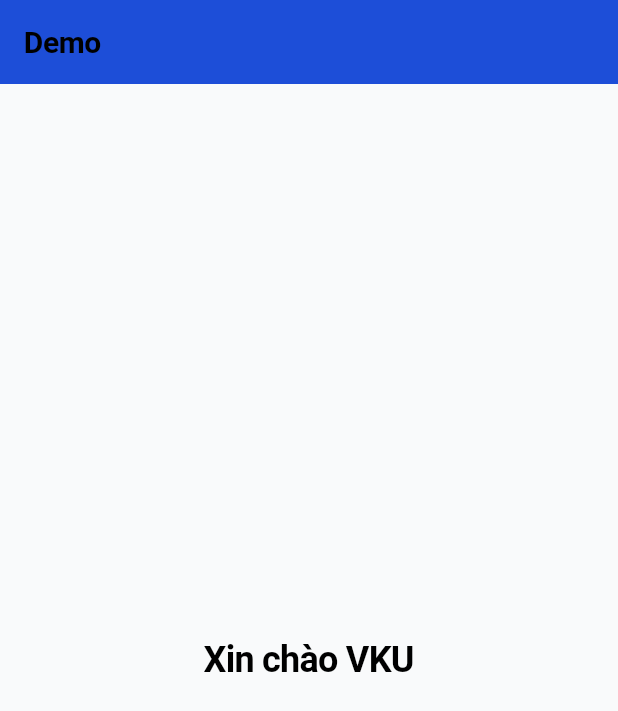
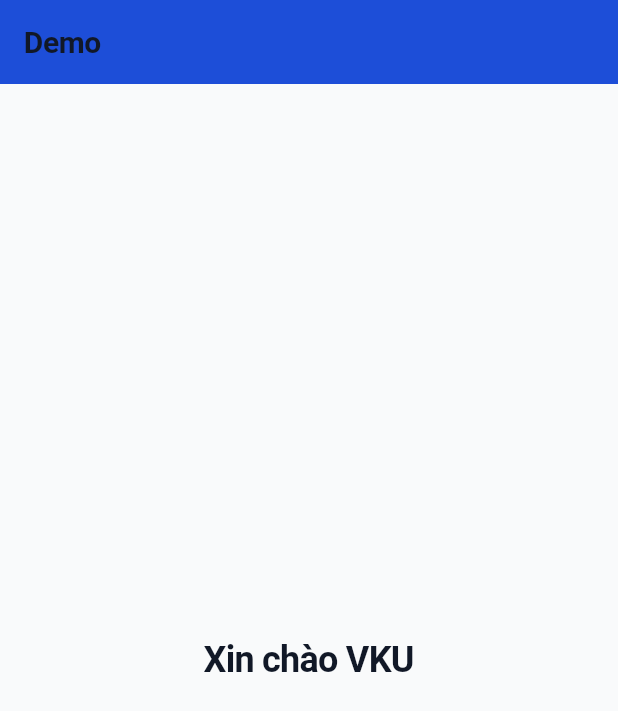
Before and after one commit to tanh11704/event-management-mobile, a Flutter app: the screen it shows after launch, on a phone screen of 412 x 824 dp. Shown: the top 711 px of the screen. Run offline on Flutter 3.47's test engine with Material 3 defaults, Android fonts, the phone set to English and light mode, and no system bars; Roboto replaces fonts that are missing (Poppins).

Commit message:
feat: setup project structure and theme

```diff
--- /dev/null
+++ b/lib/core/config/app_colors.dart
@@ -0,0 +1,59 @@
+import 'package:flutter/rendering.dart';
+
+class AppColors {
+  AppColors._();
+
+  // Primary
+  static const Color vkuBlue = Color(0xFF1D4ED8);
+  static const Color blue50 = Color(0xFFEFF6FF);
+  static const Color blue400 = Color(0xFF60A5FA);
+
+  static LinearGradient get primaryGradient => const LinearGradient(
+    colors: [vkuBlue, blue400],
+    begin: Alignment.topLeft,
+    end: Alignment.bottomRight,
+  );
+
+  // Secondary
+  static const amber400 = Color(0xFFFBBF24);
+  static const amber100 = Color(0xFFFEF3C7);
+  static const amber600 = Color(0xFFD97706);
+  static const amber800 = Color(0xFF92400E);
+
+  static LinearGradient get secondaryGradient => const LinearGradient(
+    colors: [Color(0xFFFBBF24), Color(0xFFFEF3C7)],
+    begin: Alignment.topLeft,
+    end: AlignmentGeometry.bottomRight,
+  );
+
+  // ACCENT
+  static const red500 = Color(0xFFEF4444);
+  static const red100 = Color(0xFFFEE2E2);
+  static const red800 = Color(0xFF991B1B);
+
+  static LinearGradient get accentGradient => const LinearGradient(
+    colors: [Color(0xFFEF4444), Color(0xFFFEE2E2)],
+    begin: Alignment.topLeft,
+    end: AlignmentGeometry.bottomRight,
+  );
+
+  // System
+  static const green500 = Color(0xFF10B981);
+  static const green50 = Color(0xFFECFDF5);
+  static const green800 = Color(0xFF065F46);
+
+  // Neural
+  static const white = Color(0xFFFFFFFF);
+  static const coolGray50 = Color(0xFFF9FAFB);
+  static const coolGray500 = Color(0xFF6B7280);
+  static const coolGray700 = Color(0xFF374151);
+  static const coolGray900 = Color(0xFF111827);
+  static const border = Color(0xFFD1D5DB);
+
+  // BACKGROUND
+  static LinearGradient get background => const LinearGradient(
+    colors: [Color(0xFFEFF6FF), Color(0xFFDBEAFE)],
+    begin: Alignment.topLeft,
+    end: AlignmentGeometry.bottomRight,
+  );
+}
--- /dev/null
+++ b/lib/core/config/app_spacing.dart
@@ -0,0 +1,12 @@
+class AppSpacing {
+  AppSpacing._();
+  static const spaceXS = 4.0;
+
+  static const spaceXM = 8.0;
+
+  static const spaceMD = 16.0;
+
+  static const spaceLG = 24.0;
+
+  static const spaceXL = 32.0;
+}
--- /dev/null
+++ b/lib/core/config/app_text_styles.dart
@@ -0,0 +1,58 @@
+import 'package:event_management/core/config/app_colors.dart';
+import 'package:flutter/cupertino.dart';
+
+class AppTextStyles {
+  AppTextStyles._();
+
+  static const String fontFamily = 'Poppins';
+
+  static const TextStyle _base = TextStyle(
+    fontFamily: fontFamily,
+    color: AppColors.coolGray900,
+  );
+
+  static final TextStyle heading1 = _base.copyWith(
+    fontSize: 24,
+    fontWeight: FontWeight.bold,
+    letterSpacing: -0.5,
+  );
+  static final TextStyle heading2 = _base.copyWith(
+    fontSize: 20,
+    fontWeight: FontWeight.bold,
+    letterSpacing: -0.25,
+  );
+  static final TextStyle heading3 = _base.copyWith(
+    fontSize: 18,
+    fontWeight: FontWeight.w600,
+  );
+  static final TextStyle heading4 = _base.copyWith(
+    fontSize: 16,
+    fontWeight: FontWeight.w600,
+  );
+  static final TextStyle heading5 = _base.copyWith(
+    fontSize: 14,
+    fontWeight: FontWeight.w500,
+  );
+
+  static final TextStyle bodyLarge = _base.copyWith(
+    fontSize: 16,
+    height: 1.5,
+    color: AppColors.coolGray500,
+  );
+  static final TextStyle bodyMedium = _base.copyWith(
+    fontSize: 14,
+    height: 1.4,
+    color: AppColors.coolGray500,
+  );
+  static final TextStyle bodySmall = _base.copyWith(
+    fontSize: 12,
+    height: 1.5,
+    color: AppColors.coolGray500,
+  );
+
+  static final TextStyle caption = _base.copyWith(
+    fontSize: 10,
+    height: 1.4,
+    color: AppColors.coolGray500,
+  );
+}
--- /dev/null
+++ b/lib/core/config/app_theme.dart
@@ -0,0 +1,61 @@
+import 'package:event_management/core/config/app_colors.dart';
+import 'package:event_management/core/config/app_text_styles.dart';
+import 'package:flutter/material.dart';
+
+class AppTheme {
+  AppTheme._();
+
+  static final ThemeData light = ThemeData(
+    useMaterial3: true,
+    brightness: Brightness.light,
+    primaryColor: AppColors.vkuBlue,
+    scaffoldBackgroundColor: AppColors.coolGray50,
+    fontFamily: AppTextStyles.fontFamily,
+    colorScheme: const ColorScheme.light(
+      primary: AppColors.vkuBlue,
+      secondary: AppColors.amber400,
+      error: AppColors.red500,
+    ),
+    textTheme:
+        TextTheme(
+          headlineLarge: AppTextStyles.heading1,
+          headlineMedium: AppTextStyles.heading2,
+          headlineSmall: AppTextStyles.heading3,
+          titleLarge: AppTextStyles.heading4,
+          titleMedium: AppTextStyles.heading5,
+          bodyLarge: AppTextStyles.bodyLarge,
+          bodyMedium: AppTextStyles.bodyMedium,
+          bodySmall: AppTextStyles.bodySmall,
+          labelSmall: AppTextStyles.caption,
+        ).apply(
+          bodyColor: AppColors.coolGray900,
+          displayColor: AppColors.coolGray900,
+        ),
+    elevatedButtonTheme: ElevatedButtonThemeData(
+      style: ElevatedButton.styleFrom(
+        backgroundColor: AppColors.vkuBlue,
+        foregroundColor: AppColors.white,
+        textStyle: AppTextStyles.heading5.copyWith(fontWeight: FontWeight.bold),
+        shape: RoundedRectangleBorder(borderRadius: BorderRadius.circular(12)),
+        padding: const EdgeInsets.symmetric(vertical: 16),
+      ),
+    ),
+    inputDecorationTheme: InputDecorationTheme(
+      filled: true,
+      fillColor: AppColors.white,
+      contentPadding: const EdgeInsets.symmetric(horizontal: 16, vertical: 12),
+      border: OutlineInputBorder(
+        borderRadius: BorderRadius.circular(12),
+        borderSide: const BorderSide(color: AppColors.border),
+      ),
+      enabledBorder: OutlineInputBorder(
+        borderRadius: BorderRadius.circular(12),
+        borderSide: const BorderSide(color: AppColors.border),
+      ),
+      focusedBorder: OutlineInputBorder(
+        borderRadius: BorderRadius.circular(12),
+        borderSide: const BorderSide(color: AppColors.vkuBlue, width: 2),
+      ),
+    ),
+  );
+}
--- a/lib/main.dart
+++ b/lib/main.dart
@@ -1,6 +1,6 @@
-import 'package:event_management/app/core/theme/app_colors.dart';
-import 'package:event_management/app/core/theme/app_text_styles.dart';
-import 'package:event_management/app/core/theme/app_theme.dart';
+import 'package:event_management/core/config/app_colors.dart';
+import 'package:event_management/core/config/app_text_styles.dart';
+import 'package:event_management/core/config/app_theme.dart';
 import 'package:flutter/material.dart';
 
 void main() {
@@ -12,7 +12,11 @@ class MyApp extends StatelessWidget {
 
   @override
   Widget build(BuildContext context) {
-    return MaterialApp(title: 'Event Management', theme: AppTheme.light, home: const HomePage());
+    return MaterialApp(
+      title: 'Event Management',
+      theme: AppTheme.light,
+      home: const HomePage(),
+    );
   }
 }
 
@@ -22,12 +26,17 @@ class HomePage extends StatelessWidget {
   @override
   Widget build(BuildContext context) {
     return Scaffold(
-      backgroundColor: AppColors.COOL_GRAY_50,
+      backgroundColor: AppColors.coolGray50,
       appBar: AppBar(
-        title: const Text('Demo', style: AppTextStyles.HEADING_2),
-        backgroundColor: AppColors.VKU_BLUE,
+        title: Text('Demo', style: AppTextStyles.heading2),
+        backgroundColor: AppColors.vkuBlue,
       ),
-      body: Center(child: Text('Xin chào VKU', style: Theme.of(context).textTheme.headlineLarge)),
+      body: Center(
+        child: Text(
+          'Xin chào VKU',
+          style: Theme.of(context).textTheme.headlineLarge,
+        ),
+      ),
     );
   }
 }
```
Also changed, not shown: lib/app.dart (added), 5 other files.
